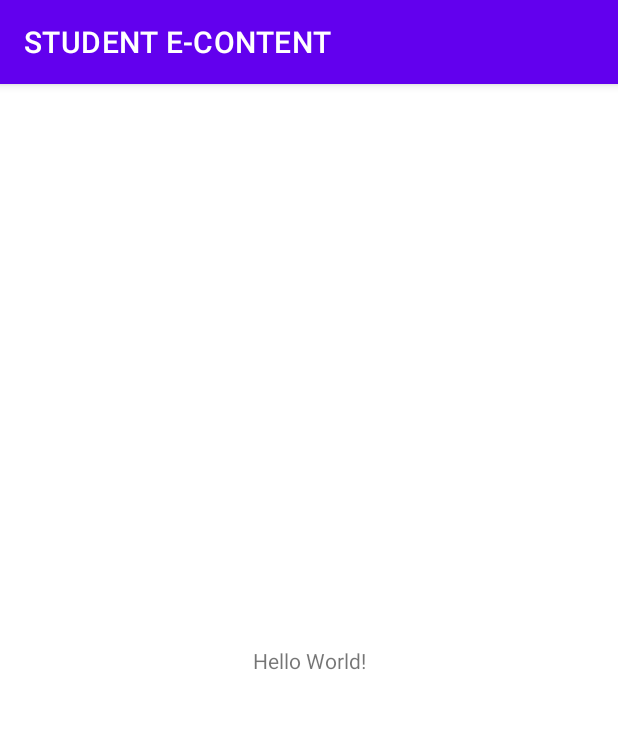
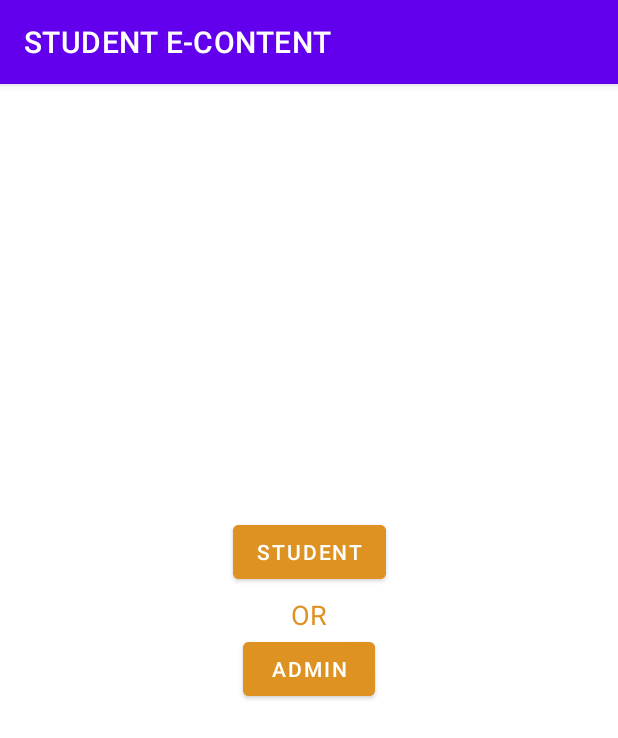
Before and after one commit to Hruatfela/STUDENT_E-CONTENT, an Android app: the screen it shows after launch (MainActivity), on a phone screen of 412 x 824 dp. Shown: the top 738 px of the screen. Run offline under Robolectric (Android 15) with nearby library versions, the phone set to English and light mode, and no system bars.

Commit message:
3rd commit

```diff
--- a/app/build.gradle
+++ b/app/build.gradle
@@ -4,12 +4,12 @@ plugins {
 
 android {
     namespace 'com.example.studente_content'
-    compileSdk 32
+    compileSdk 33
 
     defaultConfig {
         applicationId "com.example.studente_content"
         minSdk 21
-        targetSdk 32
+        targetSdk 33
         versionCode 1
         versionName "1.0"
 
--- a/app/src/main/java/com/example/studente_content/MainActivity.java
+++ b/app/src/main/java/com/example/studente_content/MainActivity.java
@@ -2,13 +2,25 @@ package com.example.studente_content;
 
 import androidx.appcompat.app.AppCompatActivity;
 
+import android.content.Intent;
 import android.os.Bundle;
+import android.view.View;
+import android.widget.Button;
 
 public class MainActivity extends AppCompatActivity {
+
+    Button btnStd, btnAdmin;
 
     @Override
     protected void onCreate(Bundle savedInstanceState) {
         super.onCreate(savedInstanceState);
         setContentView(R.layout.activity_main);
+
+        btnStd = findViewById(R.id.std_ID);
+        btnAdmin = findViewById(R.id.adminID);
+
+        btnStd.setOnClickListener(view -> {
+            startActivity(new Intent(this,StudentActivity.class));
+        });
     }
 }
--- a/app/src/main/res/layout/activity_main.xml
+++ b/app/src/main/res/layout/activity_main.xml
@@ -6,13 +6,37 @@
     android:layout_height="match_parent"
     tools:context=".MainActivity">
 
-    <TextView
+    <Button
+        android:id="@+id/std_ID"
         android:layout_width="wrap_content"
         android:layout_height="wrap_content"
-        android:text="Hello World!"
+        android:text="Student"
+        android:backgroundTint="#DD9222"
         app:layout_constraintBottom_toBottomOf="parent"
         app:layout_constraintEnd_toEndOf="parent"
         app:layout_constraintStart_toStartOf="parent"
-        app:layout_constraintTop_toTopOf="parent" />
+        app:layout_constraintTop_toTopOf="parent"
+        app:layout_constraintVertical_bias="0.4" />
 
+    <TextView
+        android:id="@+id/textView"
+        android:layout_width="wrap_content"
+        android:layout_height="wrap_content"
+        android:layout_marginTop="5dp"
+        android:text="OR"
+        android:textColor="#DD9222"
+        android:textSize="18sp"
+        app:layout_constraintEnd_toEndOf="parent"
+        app:layout_constraintStart_toStartOf="parent"
+        app:layout_constraintTop_toBottomOf="@+id/std_ID" />
+
+    <Button
+        android:id="@+id/adminID"
+        android:layout_width="wrap_content"
+        android:layout_height="wrap_content"
+        android:text="Admin"
+        android:backgroundTint="#DD9222"
+        app:layout_constraintEnd_toEndOf="parent"
+        app:layout_constraintStart_toStartOf="parent"
+        app:layout_constraintTop_toBottomOf="@+id/textView" />
 </androidx.constraintlayout.widget.ConstraintLayout>
--- a/app/src/main/res/layout/activity_student.xml
+++ b/app/src/main/res/layout/activity_student.xml
@@ -6,4 +6,13 @@
     android:layout_height="match_parent"
     tools:context=".StudentActivity">
 
+    <TextView
+        android:id="@+id/textView2"
+        android:layout_width="wrap_content"
+        android:layout_height="wrap_content"
+        android:text="Student Page"
+        app:layout_constraintBottom_toBottomOf="parent"
+        app:layout_constraintEnd_toEndOf="parent"
+        app:layout_constraintStart_toStartOf="parent"
+        app:layout_constraintTop_toTopOf="parent" />
 </androidx.constraintlayout.widget.ConstraintLayout>
--- a/app/src/main/res/values-night/themes.xml
+++ b/app/src/main/res/values-night/themes.xml
@@ -1,6 +1,6 @@
 <resources xmlns:tools="http://schemas.android.com/tools">
     <!-- Base application theme. -->
-    <style name="Theme.STUDENTECONTENT" parent="Theme.MaterialComponents.DayNight.DarkActionBar">
+    <style name="Theme.STUDENTECONTENT" parent="Theme.MaterialComponents.Light.DarkActionBar">
         <!-- Primary brand color. -->
         <item name="colorPrimary">@color/purple_200</item>
         <item name="colorPrimaryVariant">@color/purple_700</item>
--- a/app/src/main/res/values/themes.xml
+++ b/app/src/main/res/values/themes.xml
@@ -1,6 +1,6 @@
 <resources xmlns:tools="http://schemas.android.com/tools">
     <!-- Base application theme. -->
-    <style name="Theme.STUDENTECONTENT" parent="Theme.MaterialComponents.DayNight.DarkActionBar">
+    <style name="Theme.STUDENTECONTENT" parent="Theme.MaterialComponents.Light.DarkActionBar">
         <!-- Primary brand color. -->
         <item name="colorPrimary">@color/purple_500</item>
         <item name="colorPrimaryVariant">@color/purple_700</item>
```
